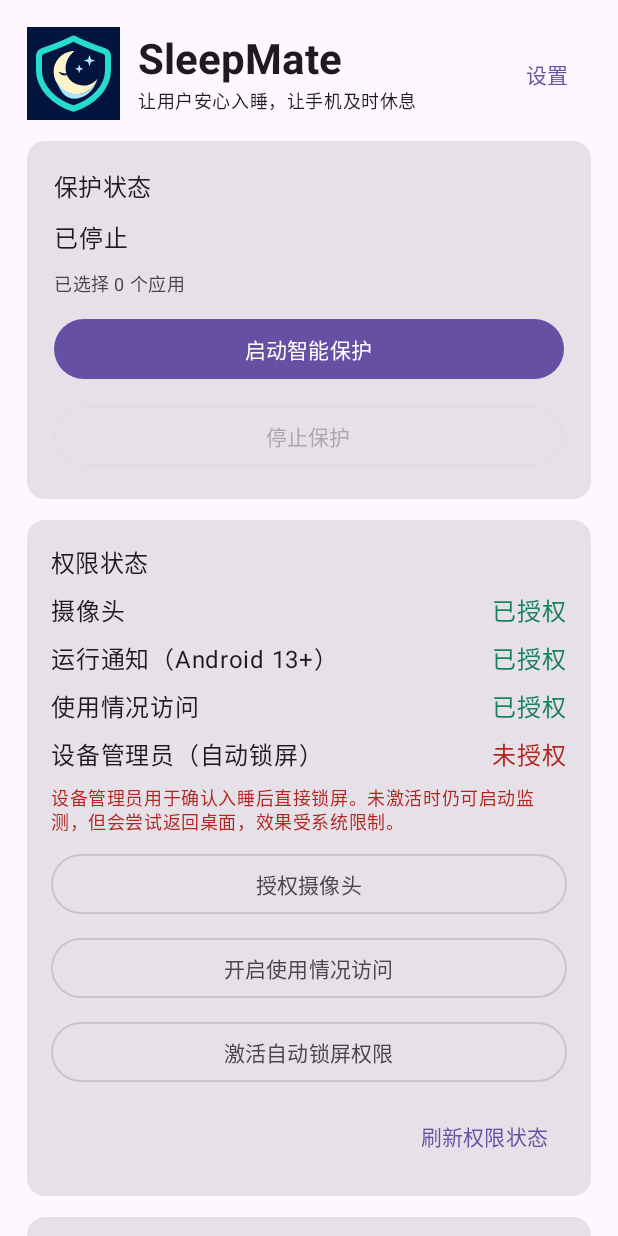
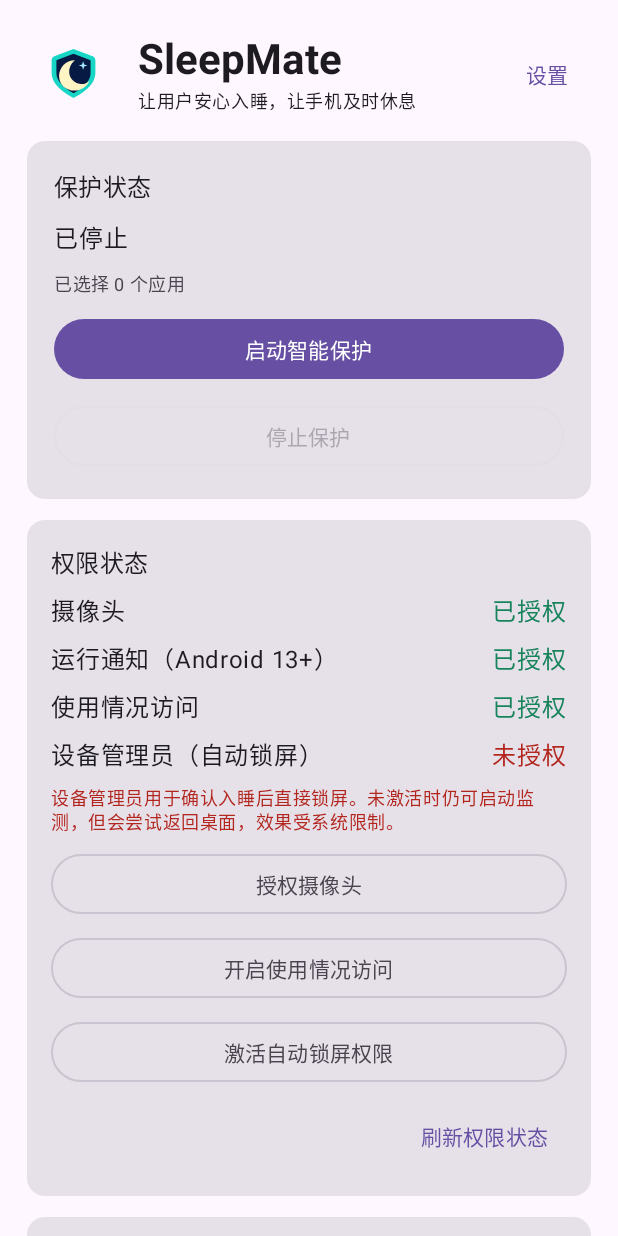
Before and after one commit to Aiccest/SleepGuard-Android, an Android app built with Jetpack Compose: the screen it shows after launch (MainActivity), on a phone screen of 412 x 824 dp. Run offline under Robolectric (Android 15) with nearby library versions, the phone set to English and light mode, and no system bars; libraries missing offline, so code that uses them is left out: androidx.camera.core, androidx.camera.lifecycle, com.google.mlkit.vision.

Commit message:
Restore original SleepMate icon artwork

```diff
--- a/app/src/main/res/drawable/ic_sleepguard_foreground.xml
+++ b/app/src/main/res/drawable/ic_sleepguard_foreground.xml
@@ -1,16 +1,24 @@
 <vector xmlns:android="http://schemas.android.com/apk/res/android"
     android:width="108dp"
     android:height="108dp"
-    android:viewportWidth="1024"
-    android:viewportHeight="1024">
-    <path android:fillColor="#03143F" android:pathData="M0,0h1024v1024h-1024z"/>
-    <path android:fillColor="#00000000" android:strokeColor="#27DCCF" android:strokeWidth="66" android:strokeLineCap="round" android:strokeLineJoin="round"
-        android:pathData="M512,126 C414,181 285,226 171,265 C145,274 132,296 132,328 L132,477 C132,665 291,825 512,899 C733,825 892,665 892,477 L892,328 C892,296 879,274 853,265 C739,226 610,181 512,126 Z"/>
-    <path android:fillColor="#FFF4C8"
-        android:pathData="M523,265 C398,265 294,367 294,493 C294,628 405,739 541,739 C652,739 745,665 777,566 C732,622 674,651 610,644 C488,635 414,542 426,435 C433,366 470,309 523,265 Z"/>
-    <path android:fillColor="#A9E5FF" android:pathData="M322,579 C363,680 453,739 541,739 C652,739 745,665 777,566 C737,715 623,790 512,790 C426,790 355,706 322,579 Z"/>
-    <path android:fillColor="#B9E9FF" android:pathData="M688,307 L704,354 L751,370 L704,386 L688,433 L672,386 L625,370 L672,354 Z"/>
-    <path android:fillColor="#B9E9FF" android:pathData="M575,414 L587,450 L623,462 L587,474 L575,510 L563,474 L527,462 L563,450 Z"/>
-    <path android:fillColor="#061B49" android:strokeColor="#061B49" android:strokeWidth="12" android:strokeLineCap="round"
-        android:pathData="M360,500 C382,526 418,535 447,516"/>
+    android:viewportWidth="108"
+    android:viewportHeight="108">
+    <group
+        android:scaleX="0.62"
+        android:scaleY="0.62"
+        android:pivotX="54"
+        android:pivotY="54">
+        <path
+            android:fillColor="#18D6C5"
+            android:pathData="M54,8 L91,22 Q95,24 95,29 L95,53 Q95,78 54,100 Q13,78 13,53 L13,29 Q13,24 17,22 Z" />
+        <path
+            android:fillColor="#071A43"
+            android:pathData="M54,17 L86,29 L86,53 Q86,73 54,91 Q22,73 22,53 L22,29 Z" />
+        <path
+            android:fillColor="#FFF4C4"
+            android:pathData="M57,29 C39,29 27,43 27,59 C27,75 40,86 56,86 C68,86 79,79 84,68 C78,73 72,75 65,73 C50,70 43,56 47,43 C49,37 52,32 57,29 Z" />
+        <path
+            android:fillColor="#A8E9FF"
+            android:pathData="M72,31 L74,37 L80,39 L74,41 L72,47 L70,41 L64,39 L70,37 Z" />
+    </group>
 </vector>
```
